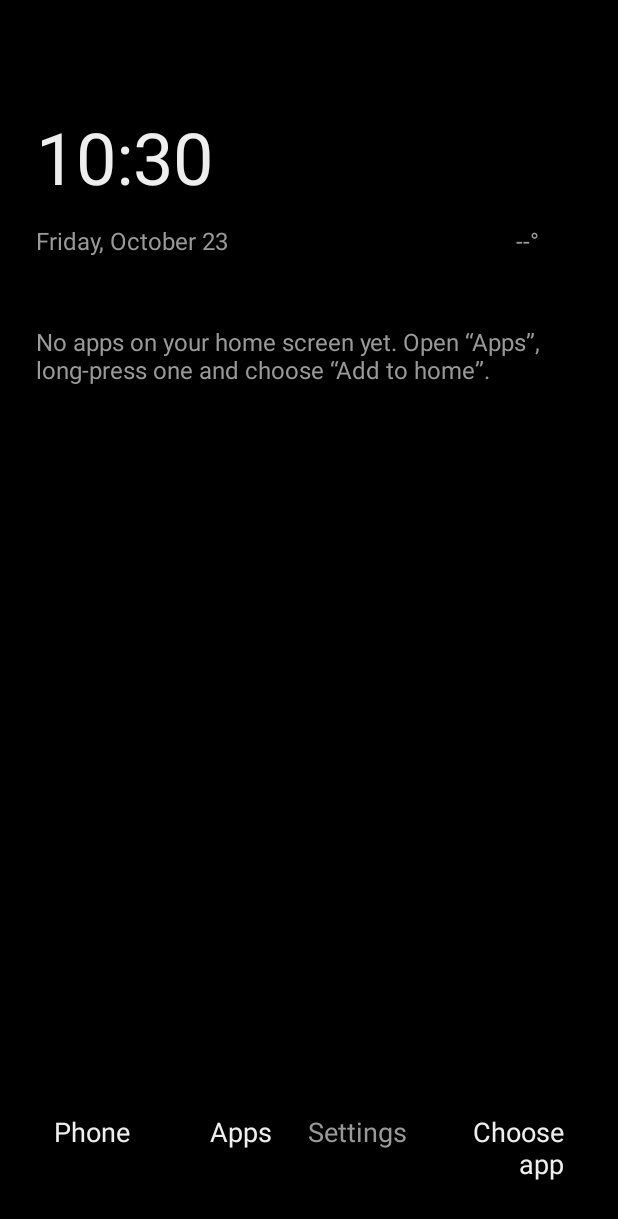
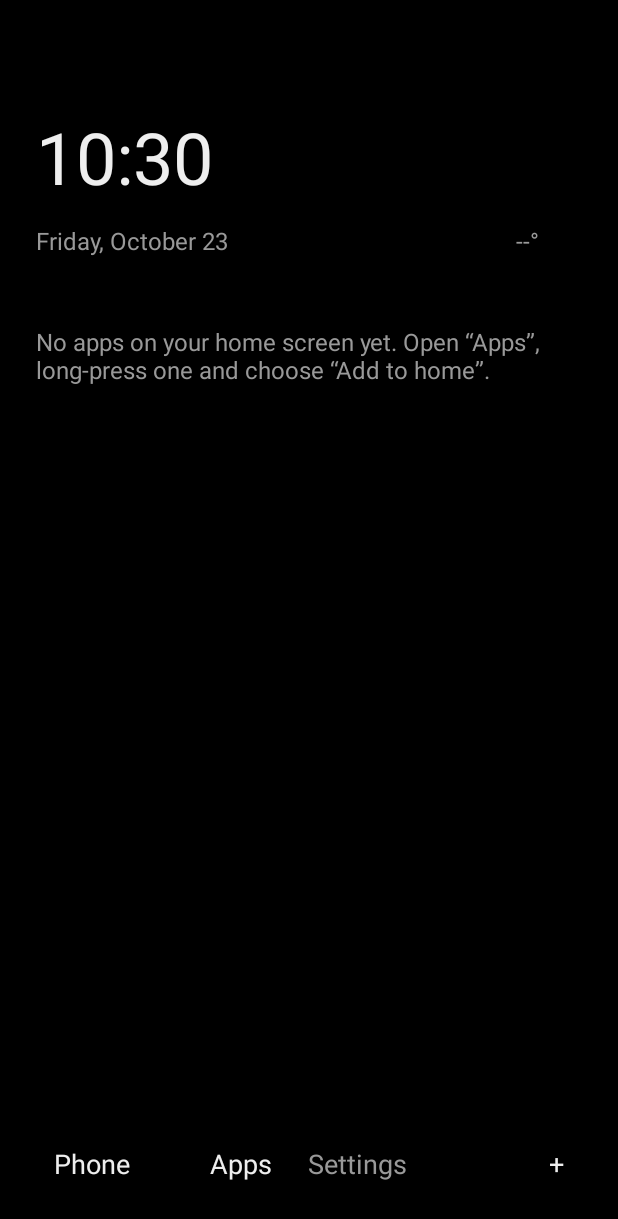
Before and after one commit to harmgiezen149-maker/Minimalist-launcher, an Android app: the HomeActivity screen opened directly, with no data from a screen before it, on a phone screen of 412 x 824 dp. Shown: the top 1219 px of the screen. Run offline under Robolectric (Android 15) with nearby library versions, the phone set to English and light mode, and no system bars.

Commit message:
Show a missing shortcut as "+" so it fits the corner slot
"Choose app" broke over three lines in the narrow corner of the dock.
TalkBack reads "Choose shortcut app" instead of "plus".

Co-Authored-By: Claude Opus 5.5 <noreply@anthropic.com>
Claude-Session: https://claude.ai/code/session_016htUs1LTqZf1HWU2FSo5by

```diff
--- a/app/src/main/java/io/github/minilauncher/ui/home/HomeActivity.kt
+++ b/app/src/main/java/io/github/minilauncher/ui/home/HomeActivity.kt
@@ -293,6 +293,14 @@ class HomeActivity : BaseActivity() {
         else -> getString(R.string.shortcut_choose)
     }
 
+    private fun showShortcut(viewId: Int, label: String) {
+        val view = findViewById<TextView>(viewId)
+        view.text = label
+        // TalkBack would read the bare "+" as "plus".
+        view.contentDescription =
+            if (label == getString(R.string.shortcut_choose)) getString(R.string.shortcut_choose_description) else null
+    }
+
     // ---- day / evening mode ----
 
     /** Rebuilds the app list when the mode flipped; otherwise just refreshes the label. */
@@ -374,8 +382,8 @@ class HomeActivity : BaseActivity() {
                     if (favs.isEmpty()) View.VISIBLE else View.GONE
                 findViewById<TextView>(R.id.blockerWarning).visibility =
                     if (warnBlocker) View.VISIBLE else View.GONE
-                findViewById<TextView>(R.id.shortcutLeft).text = leftLabel
-                findViewById<TextView>(R.id.shortcutRight).text = rightLabel
+                showShortcut(R.id.shortcutLeft, leftLabel)
+                showShortcut(R.id.shortcutRight, rightLabel)
             }
         }
     }
--- a/app/src/main/res/values/strings.xml
+++ b/app/src/main/res/values/strings.xml
@@ -116,7 +116,9 @@
     <string name="shortcut_dialer">Phone (dialer)</string>
     <string name="shortcut_dialer_label">Phone</string>
     <string name="shortcut_pick_title">Choose shortcut app</string>
-    <string name="shortcut_choose">Choose app</string>
+    <!-- Fits the narrow corner slot; TalkBack reads the description. -->
+    <string name="shortcut_choose">+</string>
+    <string name="shortcut_choose_description">Choose shortcut app</string>
 
     <!-- Focus session -->
     <string name="settings_focus_session">Focus session</string>
```
Also changed, not shown: 1 other file.
